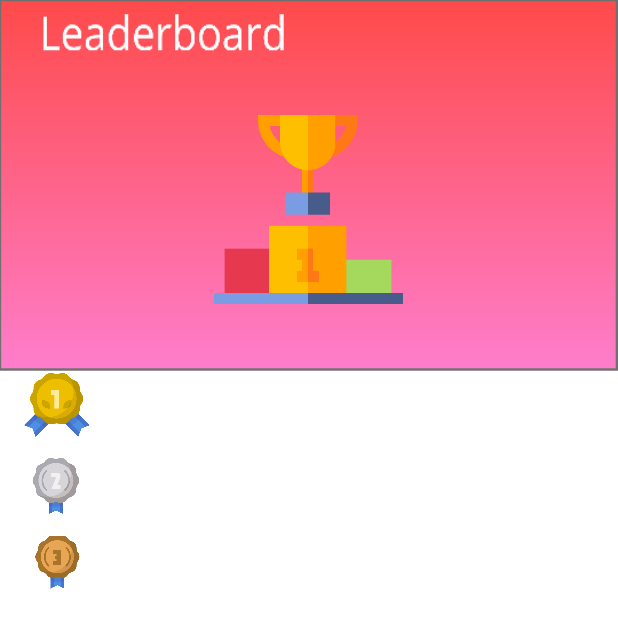
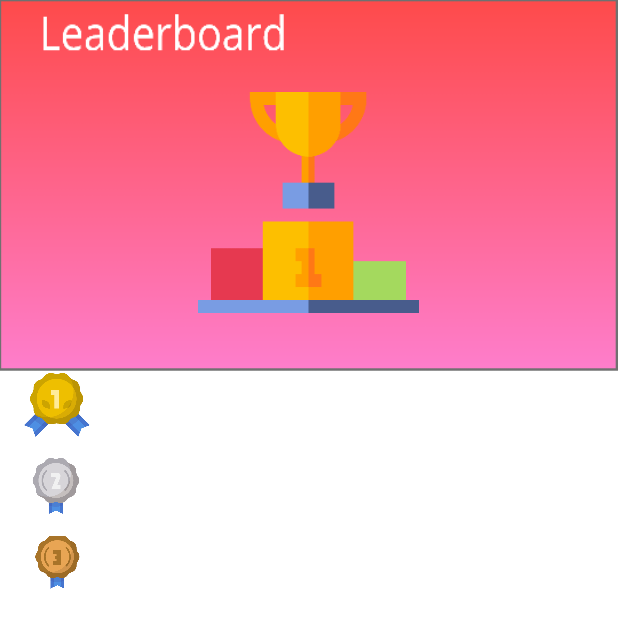
Before and after one commit to ENT-WALK/EntWalk, an Android app: the JavaMysqlSelect screen opened directly, with no data from a screen before it, on a phone screen of 412 x 824 dp. Shown: the top 628 px of the screen. Run offline under Robolectric (Android 15) with nearby library versions, the light colour scheme and no system bars; our stand-ins replace Firebase (no records; nobody signed in at launch, a user with empty details on screens opened directly); Roboto replaces fonts that are not available here.

Commit message:
design leaderboard

```diff
--- a/MyMap/app/src/main/res/layout/activity_java_mysql_select.xml
+++ b/MyMap/app/src/main/res/layout/activity_java_mysql_select.xml
@@ -67,15 +67,15 @@
 
     <ImageView
         android:id="@+id/podium"
-        android:layout_width="168dp"
-        android:layout_height="126dp"
+        android:layout_width="154dp"
+        android:layout_height="147dp"
         android:layout_marginTop="28dp"
         android:src="@drawable/podium"
         app:layout_constraintBottom_toBottomOf="parent"
         app:layout_constraintEnd_toEndOf="parent"
-        app:layout_constraintHorizontal_bias="0.497"
+        app:layout_constraintHorizontal_bias="0.498"
         app:layout_constraintStart_toStartOf="parent"
         app:layout_constraintTop_toTopOf="parent"
-        app:layout_constraintVertical_bias="0.051" />
+        app:layout_constraintVertical_bias="0.028" />
 
 </androidx.constraintlayout.widget.ConstraintLayout>
```
